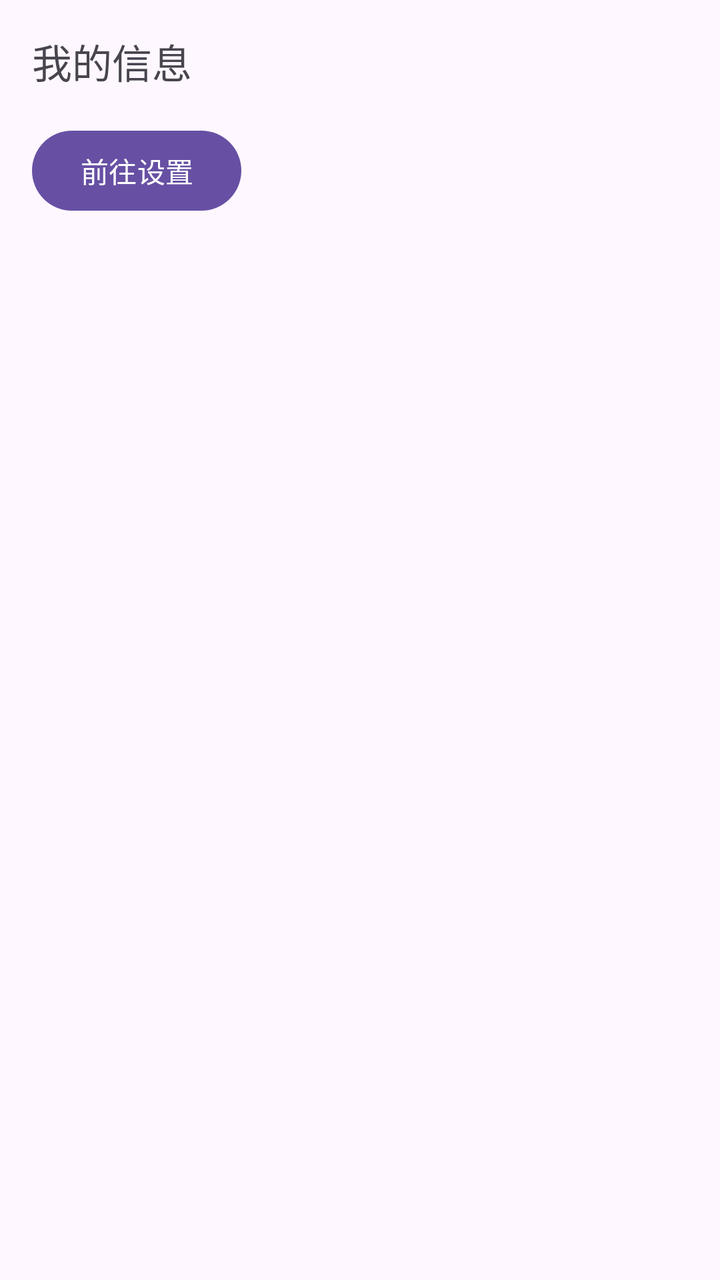
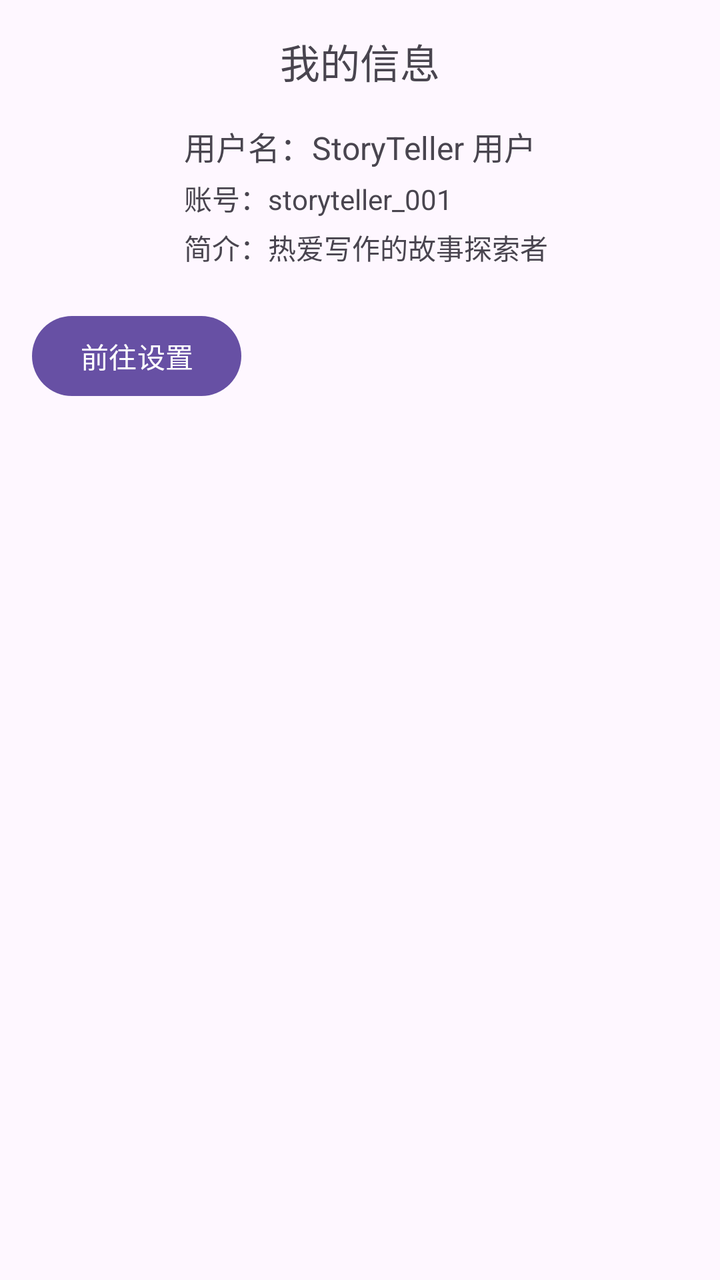

Before-and-after screenshots of an Android layout around one commit, followed by the original layout XML and the change that was made.
<!-- AndroidManifest.xml: application theme Theme.StoryTeller -->
<!-- res/layout/fragment_mine.xml -->
<?xml version="1.0" encoding="utf-8"?>
<LinearLayout xmlns:android="http://schemas.android.com/apk/res/android"
    android:layout_width="match_parent"
    android:layout_height="match_parent"
    android:orientation="vertical"
    android:padding="16dp">

    <TextView
        android:layout_width="wrap_content"
        android:layout_height="wrap_content"
        android:text="@string/title_mine"
        android:textSize="20sp" />

    <Button
        android:id="@+id/btn_settings"
        android:layout_width="wrap_content"
        android:layout_height="wrap_content"
        android:layout_marginTop="16dp"
        android:text="@string/action_settings" />

</LinearLayout>
<!-- resources referenced by this layout -->
<resources>
  <string name="action_settings">前往设置</string>
  <string name="title_mine">我的信息</string>
  <style name="Theme.StoryTeller" parent="Base.Theme.StoryTeller" />
  <style name="Base.Theme.StoryTeller" parent="Theme.Material3.DayNight.NoActionBar">
          
          
      </style>
</resources>

<!-- the commit's change to res/layout/fragment_mine.xml (unified diff, before → after) -->
@@ -6,16 +6,64 @@
     android:padding="16dp">
 
     <TextView
-        android:layout_width="wrap_content"
+        android:layout_width="match_parent"
         android:layout_height="wrap_content"
+        android:gravity="center_horizontal"
         android:text="@string/title_mine"
         android:textSize="20sp" />
+
+    <LinearLayout
+        android:id="@+id/layout_profile"
+        android:layout_width="match_parent"
+        android:layout_height="wrap_content"
+        android:layout_marginTop="16dp"
+        android:gravity="center_vertical"
+        android:orientation="horizontal">
+
+        <ImageView
+            android:id="@+id/img_avatar"
+            android:layout_width="64dp"
+            android:layout_height="64dp"
+            android:contentDescription="@string/desc_avatar"
+            android:src="@android:drawable/sym_def_app_icon" />
+
+        <LinearLayout
+            android:layout_width="0dp"
+            android:layout_height="wrap_content"
+            android:layout_marginStart="12dp"
+            android:layout_weight="1"
+            android:orientation="vertical">
+
+            <TextView
+                android:id="@+id/tv_username"
+                android:layout_width="wrap_content"
+                android:layout_height="wrap_content"
+                android:text="@string/mine_username"
+                android:textSize="16sp" />
+
+            <TextView
+                android:id="@+id/tv_user_id"
+                android:layout_width="wrap_content"
+                android:layout_height="wrap_content"
+                android:layout_marginTop="4dp"
+                android:text="@string/mine_user_id"
+                android:textSize="14sp" />
+
+            <TextView
+                android:id="@+id/tv_user_bio"
+                android:layout_width="wrap_content"
+                android:layout_height="wrap_content"
+                android:layout_marginTop="4dp"
+                android:text="@string/mine_user_bio"
+                android:textSize="14sp" />
+        </LinearLayout>
+    </LinearLayout>
 
     <Button
         android:id="@+id/btn_settings"
         android:layout_width="wrap_content"
         android:layout_height="wrap_content"
-        android:layout_marginTop="16dp"
+        android:layout_marginTop="20dp"
         android:text="@string/action_settings" />
 
 </LinearLayout>
<!-- resource entries referenced after the edit -->
@@ -1,6 +1,10 @@
 <!-- resources referenced by this layout -->
 <resources>
   <string name="action_settings">前往设置</string>
+  <string name="desc_avatar">用户头像</string>
+  <string name="mine_user_bio">简介：热爱写作的故事探索者</string>
+  <string name="mine_user_id">账号：storyteller_001</string>
+  <string name="mine_username">用户名：StoryTeller 用户</string>
   <string name="title_mine">我的信息</string>
   <style name="Theme.StoryTeller" parent="Base.Theme.StoryTeller" />
   <style name="Base.Theme.StoryTeller" parent="Theme.Material3.DayNight.NoActionBar">
